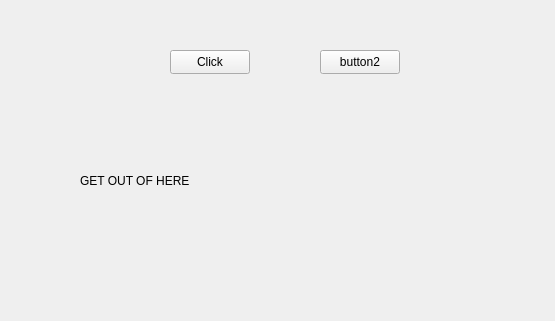
skril349/QT, file Signals&Slots/Signals_and_slots/widget.ui: the form before one commit.
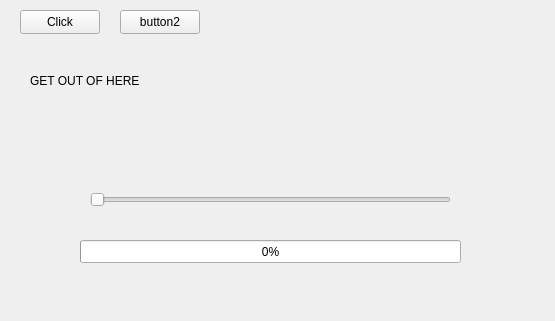
The form after the commit.

Commit message: adding progress bar with signals and slots communications to change at same time

What changed in the file:
```diff
--- a/Signals&Slots/Signals_and_slots/widget.ui
+++ b/Signals&Slots/Signals_and_slots/widget.ui
@@ -16,8 +16,8 @@
   <widget class="QPushButton" name="myButton">
    <property name="geometry">
     <rect>
-     <x>170</x>
-     <y>50</y>
+     <x>20</x>
+     <y>10</y>
      <width>80</width>
      <height>24</height>
     </rect>
@@ -29,8 +29,8 @@
   <widget class="QLabel" name="label">
    <property name="geometry">
     <rect>
-     <x>80</x>
-     <y>140</y>
+     <x>30</x>
+     <y>40</y>
      <width>311</width>
      <height>81</height>
     </rect>
@@ -42,8 +42,8 @@
   <widget class="QPushButton" name="button2">
    <property name="geometry">
     <rect>
-     <x>320</x>
-     <y>50</y>
+     <x>120</x>
+     <y>10</y>
      <width>80</width>
      <height>24</height>
     </rect>
@@ -52,6 +52,35 @@
     <string>button2</string>
    </property>
   </widget>
+  <widget class="QSlider" name="horizontalSlider">
+   <property name="geometry">
+    <rect>
+     <x>90</x>
+     <y>190</y>
+     <width>361</width>
+     <height>20</height>
+    </rect>
+   </property>
+   <property name="maximum">
+    <number>100</number>
+   </property>
+   <property name="orientation">
+    <enum>Qt::Horizontal</enum>
+   </property>
+  </widget>
+  <widget class="QProgressBar" name="progressBar">
+   <property name="geometry">
+    <rect>
+     <x>80</x>
+     <y>240</y>
+     <width>381</width>
+     <height>23</height>
+    </rect>
+   </property>
+   <property name="value">
+    <number>0</number>
+   </property>
+  </widget>
  </widget>
  <resources/>
  <connections/>
```
The commit also changes 30 other files.
